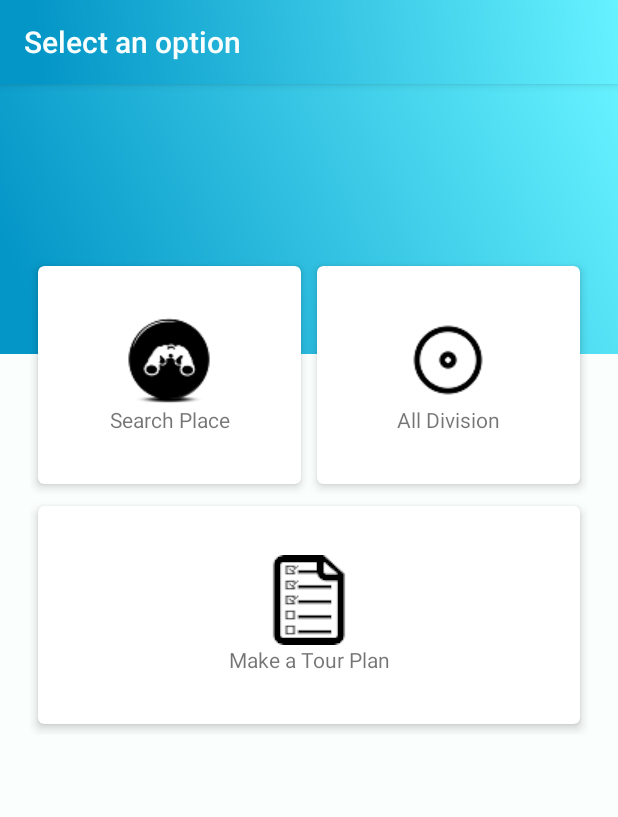
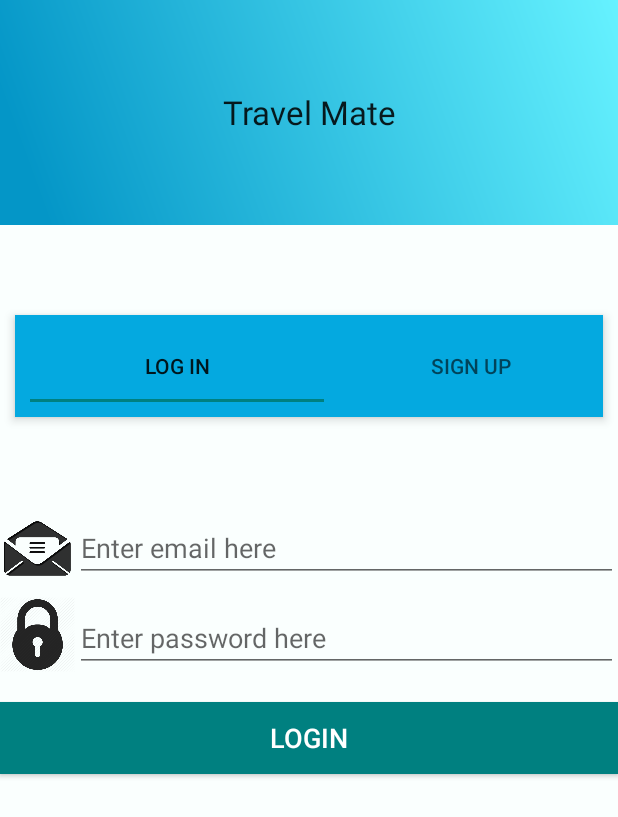
Before and after one commit to rmahbub63/TravelMate, an Android app: the screen it shows after launch (MainActivity), on a phone screen of 412 x 824 dp. Shown: the top 817 px of the screen. Run offline under Robolectric (Android 15) with nearby library versions, the phone set to English and light mode, and no system bars.

Commit message:
check commit

```diff
--- a/app/build.gradle
+++ b/app/build.gradle
@@ -24,6 +24,8 @@ dependencies {
     implementation 'com.android.support:cardview-v7:26.1.0'
     implementation 'com.android.support:recyclerview-v7:26.1.0'
     implementation 'com.android.support.constraint:constraint-layout:1.0.2'
+    implementation 'com.android.support:design:26.1.0'
+    compile 'com.facebook.android:facebook-login:[4,5)'
     testImplementation 'junit:junit:4.12'
     androidTestImplementation 'com.android.support.test:runner:1.0.1'
     androidTestImplementation 'com.android.support.test.espresso:espresso-core:3.0.1'
--- a/app/src/main/java/com/example/mahbub/travelmateui/MainActivity.java
+++ b/app/src/main/java/com/example/mahbub/travelmateui/MainActivity.java
@@ -2,14 +2,22 @@ package com.example.mahbub.travelmateui;
 
 import android.content.Intent;
 import android.os.CountDownTimer;
+import android.support.design.widget.TabLayout;
+import android.support.v4.view.ViewPager;
 import android.support.v7.app.AppCompatActivity;
 import android.os.Bundle;
 import android.support.v7.widget.Toolbar;
 import android.view.View;
 
+import com.example.mahbub.travelmateui.adapter.ViewPagerAdapter;
+import com.example.mahbub.travelmateui.fragment.LogIn;
+import com.example.mahbub.travelmateui.fragment.SignUp;
+
 public class MainActivity extends AppCompatActivity {
 
     Toolbar toolbar;
+    ViewPager viewPager;
+    TabLayout tabLayout;
     @Override
     protected void onCreate(Bundle savedInstanceState) {
         super.onCreate(savedInstanceState);
@@ -22,11 +30,24 @@ public class MainActivity extends AppCompatActivity {
             @Override
             public void onFinish(){
                 //set the new Content of your activity
-                MainActivity.this.setContentView(R.layout.activity_main);
-                toolbar = findViewById(R.id.toolbarSelectOption);
-                setSupportActionBar(toolbar);
-                getSupportActionBar().setTitle("Select an option");
+               MainActivity.this.setContentView(R.layout.activity_registration);
+                //toolbar = findViewById(R.id.toolbarSelectOption);
+                //setSupportActionBar(toolbar);
+                //getSupportActionBar().setTitle("Select an option");
+                tabLayout = findViewById(R.id.tablayout);
+                viewPager = findViewById(R.id.viewPager);
+
+                setDataToViewPager();
+                tabLayout.setupWithViewPager(viewPager);
             }
+
+            private void setDataToViewPager() {
+                ViewPagerAdapter adapter = new ViewPagerAdapter(getSupportFragmentManager());
+                adapter.addFragment(new LogIn(),"Log In");
+                adapter.addFragment(new SignUp(),"Sign Up");
+                viewPager.setAdapter(adapter);
+            }
+
         }.start();
     }
     public void main(){
--- /dev/null
+++ b/app/src/main/java/com/example/mahbub/travelmateui/adapter/ViewPagerAdapter.java
@@ -0,0 +1,39 @@
+package com.example.mahbub.travelmateui.adapter;
+
+import android.support.v4.app.Fragment;
+import android.support.v4.app.FragmentManager;
+import android.support.v4.app.FragmentPagerAdapter;
+
+import java.util.ArrayList;
+
+/**
+ * Created by SHAJJAD on 27-Nov-17.
+ */
+
+public class ViewPagerAdapter extends FragmentPagerAdapter {
+    ArrayList<Fragment> fragmentArrayList = new ArrayList<>();
+    ArrayList<String> tabTitleList = new ArrayList<>();
+    public ViewPagerAdapter(FragmentManager fm) {
+        super(fm);
+    }
+
+    @Override
+    public Fragment getItem(int position) {
+        return fragmentArrayList.get(position);
+    }
+
+    @Override
+    public int getCount() {
+        return fragmentArrayList.size();
+    }
+    @Override
+    public String getPageTitle(int position){
+        return tabTitleList.get(position);
+    }
+
+    public void addFragment(Fragment fragment,String title){
+        fragmentArrayList.add(fragment);
+        tabTitleList.add(title);
+
+    }
+}
--- /dev/null
+++ b/app/src/main/java/com/example/mahbub/travelmateui/fragment/LogIn.java
@@ -0,0 +1,20 @@
+package com.example.mahbub.travelmateui.fragment;
+
+import android.os.Bundle;
+import android.support.v4.app.Fragment;
+import android.view.LayoutInflater;
+import android.view.View;
+import android.view.ViewGroup;
+
+import com.example.mahbub.travelmateui.R;
+
+/**
+ * Created by SHAJJAD on 27-Nov-17.
+ */
+
+public class LogIn extends  Fragment {
+    @Override
+    public View onCreateView(LayoutInflater inflater, ViewGroup viewGroup, Bundle bundle){
+        return inflater.inflate(R.layout.activity_login,null);
+    }
+}
--- /dev/null
+++ b/app/src/main/java/com/example/mahbub/travelmateui/fragment/SignUp.java
@@ -0,0 +1,20 @@
+package com.example.mahbub.travelmateui.fragment;
+
+import android.os.Bundle;
+import android.support.v4.app.Fragment;
+import android.view.LayoutInflater;
+import android.view.View;
+import android.view.ViewGroup;
+
+import com.example.mahbub.travelmateui.R;
+
+/**
+ * Created by SHAJJAD on 27-Nov-17.
+ */
+
+public class SignUp extends Fragment {
+    @Override
+    public View onCreateView(LayoutInflater inflater, ViewGroup viewGroup, Bundle bundle){
+        return inflater.inflate(R.layout.activity_signup,null);
+    }
+}
--- a/app/src/main/res/layout/activity_login.xml
+++ b/app/src/main/res/layout/activity_login.xml
@@ -1,44 +1,56 @@
 <?xml version="1.0" encoding="utf-8"?>
-<FrameLayout xmlns:android="http://schemas.android.com/apk/res/android"
-    xmlns:tools="http://schemas.android.com/tools"
+<RelativeLayout xmlns:android="http://schemas.android.com/apk/res/android"
     android:layout_width="match_parent"
-    android:layout_height="match_parent"
-    tools:context="com.example.mahbub.travelmateui.LoginActivity">
-    <RelativeLayout
+    android:layout_height="match_parent">
+
+    <ImageView
+
+        android:id="@+id/imageViewEmail"
+        android:layout_width="50dp"
+        android:layout_height="50dp"
+        android:src="@drawable/email"
+        android:layout_marginTop="60dp"
+        />
+
+    <EditText
+        android:id="@+id/editTextEmail"
         android:layout_width="match_parent"
-        android:layout_height="match_parent">
-    <LinearLayout
-        android:id="@+id/relativeLayoutOne"
+        android:layout_height="wrap_content"
+        android:layout_toRightOf="@+id/imageViewEmail"
+        android:hint="Enter email here"
+        android:inputType="textEmailAddress"
+        android:layout_alignBottom="@+id/imageViewEmail"/>
+    <ImageView
+        android:id="@+id/imageViewPassword"
+        android:layout_width="50dp"
+        android:layout_height="50dp"
+        android:src="@drawable/password"
+        android:layout_marginTop="10dp"
+        android:layout_below="@+id/imageViewEmail"/>
+
+    <EditText
+        android:id="@+id/editTextPassword"
         android:layout_width="match_parent"
-        android:layout_height="300dp"
-        android:background="@drawable/linear_bg">
-        <TextView
-            android:id="@+id/textViewLabel"
-            android:layout_centerHorizontal="true"
-            android:layout_width="match_parent"
-            android:layout_height="wrap_content"
-            android:text="Travel Mate"
-            android:textAppearance="@style/Base.TextAppearance.AppCompat.Large"
-            android:gravity="center"
-            android:layout_marginTop="135dp"/>
-
-    </LinearLayout>
-        <android.support.v7.widget.CardView
-            android:layout_below="@+id/relativeLayoutOne"
-            android:layout_width="wrap_content"
-            android:layout_height="wrap_content">
-    <Button
-        android:layout_width="wrap_content"
         android:layout_height="wrap_content"
-        android:layout_below="@+id/relativeLayoutOne"
-        android:layout_centerHorizontal="true"
-        android:layout_marginTop="20dp"
-        android:text="Sign Up"
-        android:background="@drawable/round"/>
-        </android.support.v7.widget.CardView>
-</RelativeLayout>
+        android:layout_toRightOf="@+id/imageViewPassword"
+        android:hint="Enter password here"
+        android:inputType="textPassword"
+        android:layout_alignBottom="@+id/imageViewPassword"/>
 
 
 
 
-</FrameLayout>
+    <Button
+        android:id="@+id/button"
+        android:layout_width="match_parent"
+        android:layout_height="wrap_content"
+        android:text="Login"
+        android:layout_marginTop="20dp"
+        android:layout_gravity="center"
+        android:textColor="#ffffff"
+        style="@android:style/TextAppearance.Medium"
+        android:background="#008080"
+        android:layout_below="@+id/editTextPassword"
+        android:onClick="loginClickAction"/>
+
+</RelativeLayout>
--- /dev/null
+++ b/app/src/main/res/layout/activity_registration.xml
@@ -0,0 +1,57 @@
+<?xml version="1.0" encoding="utf-8"?>
+<RelativeLayout xmlns:android="http://schemas.android.com/apk/res/android"
+    xmlns:tools="http://schemas.android.com/tools"
+    android:layout_width="match_parent"
+    android:layout_height="match_parent"
+
+    xmlns:app="http://schemas.android.com/apk/res-auto"
+
+    tools:context="com.example.mahbub.travelmateui.RegistrationActivity">
+
+
+    <LinearLayout
+        android:id="@+id/linearLayoutOne"
+        android:layout_width="match_parent"
+        android:layout_height="150dp"
+        android:background="@drawable/linear_bg">
+
+        <TextView
+            android:id="@+id/textViewLabel"
+            android:layout_centerHorizontal="true"
+            android:layout_width="match_parent"
+            android:layout_height="wrap_content"
+            android:text="Travel Mate"
+            android:textAppearance="@style/Base.TextAppearance.AppCompat.Large"
+            android:gravity="center"
+            android:layout_marginVertical="60dp"/>
+    </LinearLayout>
+    <android.support.design.widget.CoordinatorLayout
+        android:layout_width="match_parent"
+        android:layout_height="match_parent"
+        android:layout_below="@+id/linearLayoutOne">
+
+
+        <android.support.design.widget.AppBarLayout
+
+            android:layout_marginTop="60dp"
+            android:layout_marginLeft="10dp"
+            android:layout_marginRight="10dp"
+            android:layout_marginBottom="10dp"
+            android:layout_width="match_parent"
+            android:layout_height="wrap_content">
+
+            <android.support.design.widget.TabLayout
+                android:id="@+id/tablayout"
+                android:layout_width="match_parent"
+                android:layout_height="wrap_content"
+                android:padding="10dp"></android.support.design.widget.TabLayout>
+
+        </android.support.design.widget.AppBarLayout>
+
+    <android.support.v4.view.ViewPager
+        android:id="@+id/viewPager"
+        android:layout_width="match_parent"
+        android:layout_height="match_parent"
+        app:layout_behavior="@string/appbar_scrolling_view_behavior"></android.support.v4.view.ViewPager>
+    </android.support.design.widget.CoordinatorLayout>
+</RelativeLayout>
--- a/app/src/main/res/values/strings.xml
+++ b/app/src/main/res/values/strings.xml
@@ -1,3 +1,5 @@
 <resources>
     <string name="app_name">TravelMateUI</string>
+    <string name="facebook_app_id">1914326892228349</string>
+    <string name="fb_login_protocol_scheme">fb1914326892228349</string>
 </resources>
--- a/build.gradle
+++ b/build.gradle
@@ -5,6 +5,7 @@ buildscript {
     repositories {
         google()
         jcenter()
+        mavenCentral()
     }
     dependencies {
         classpath 'com.android.tools.build:gradle:3.0.1'
```
Also changed, not shown: app/src/main/AndroidManifest.xml (+11 -1 lines), app/src/main/java/com/example/mahbub/travelmateui/LoginActivity.java (+18 -1 lines), app/src/main/java/com/example/mahbub/travelmateui/RegistrationActivity.java (added, +34 -0 lines), app/src/main/res/drawable/white_round.xml (added, +11 -0 lines), app/src/main/res/layout/activity_signup.xml (added, +101 -0 lines), app/src/main/res/drawable-v24/email.png (added), app/src/main/res/drawable-v24/name_icon.png (added), app/src/main/res/drawable-v24/password.png (added), app/src/main/res/drawable-v24/phone.png (added).
